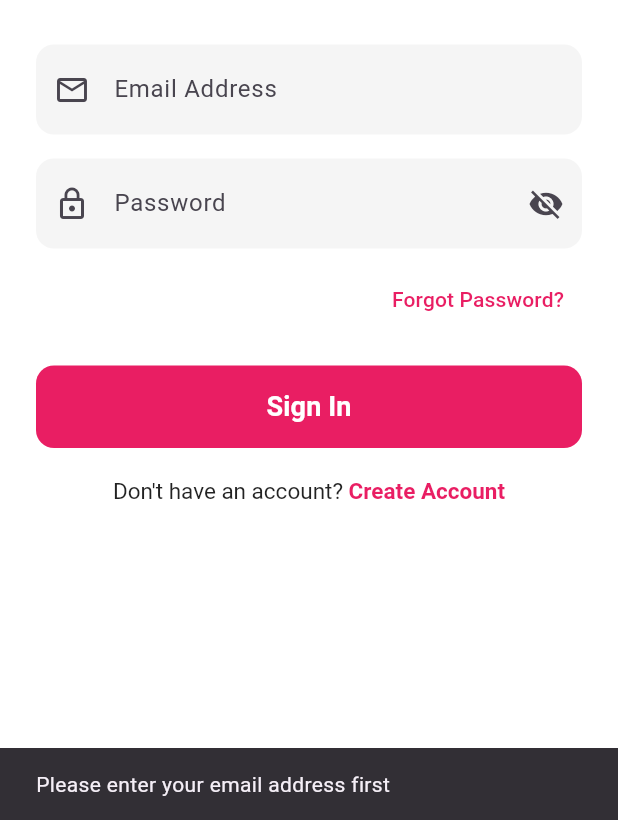
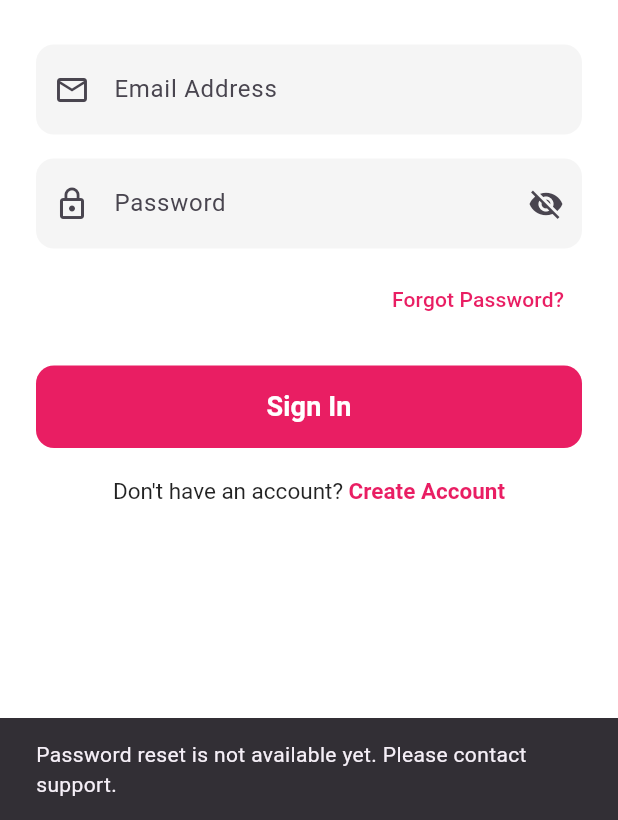
Before and after one commit to aqdarahmad/Fabric-AI, a Flutter app: the screen it shows after launch, after a tap on "Forgot Password?", on a phone screen of 412 x 824 dp, the part 416-1236 px from its top. Run offline on Flutter 3.47's test engine with Material 3 defaults, Android fonts, the light colour scheme and no system bars; our stand-ins replace camera, dio, fl_chart, hive, hive_flutter, image_picker and 3 more; accounts and stored records are empty.

Commit message:
Update login_screen.dart

```diff
--- a/lib/screens/login_screen.dart
+++ b/lib/screens/login_screen.dart
@@ -67,33 +67,18 @@ class _LoginScreenState extends State<LoginScreen> {
   }
 
   // 🟢 دالة استعادة كلمة المرور وإرسال بريد الكتروني للمستخدم
-  void _forgotPassword() async {
-    String email = _emailController.text.trim();
 
-    if (email.isEmpty) {
-      ScaffoldMessenger.of(context).showSnackBar(
-        const SnackBar(content: Text('Please enter your email address first')),
-      );
-      return;
-    }
+  void _forgotPassword() {
+    ScaffoldMessenger.of(context).showSnackBar(
+      const SnackBar(
+        content: Text(
+          'Password reset is not available yet. Please contact support.',
+        ),
+      ),
+    );
+  }
 
-    try {
-      await _auth.sendPasswordResetEmail(email: email);
-      if (mounted) {
-        ScaffoldMessenger.of(context).showSnackBar(
-          const SnackBar(
-            content: Text('Password reset link sent to your email.'),
-          ),
-        );
-      }
-    } catch (e) {
-      if (mounted) {
-        ScaffoldMessenger.of(
-          context,
-        ).showSnackBar(SnackBar(content: Text(e.toString())));
-      }
-    }
-  }
+
 
   @override
   Widget build(BuildContext context) {
```
